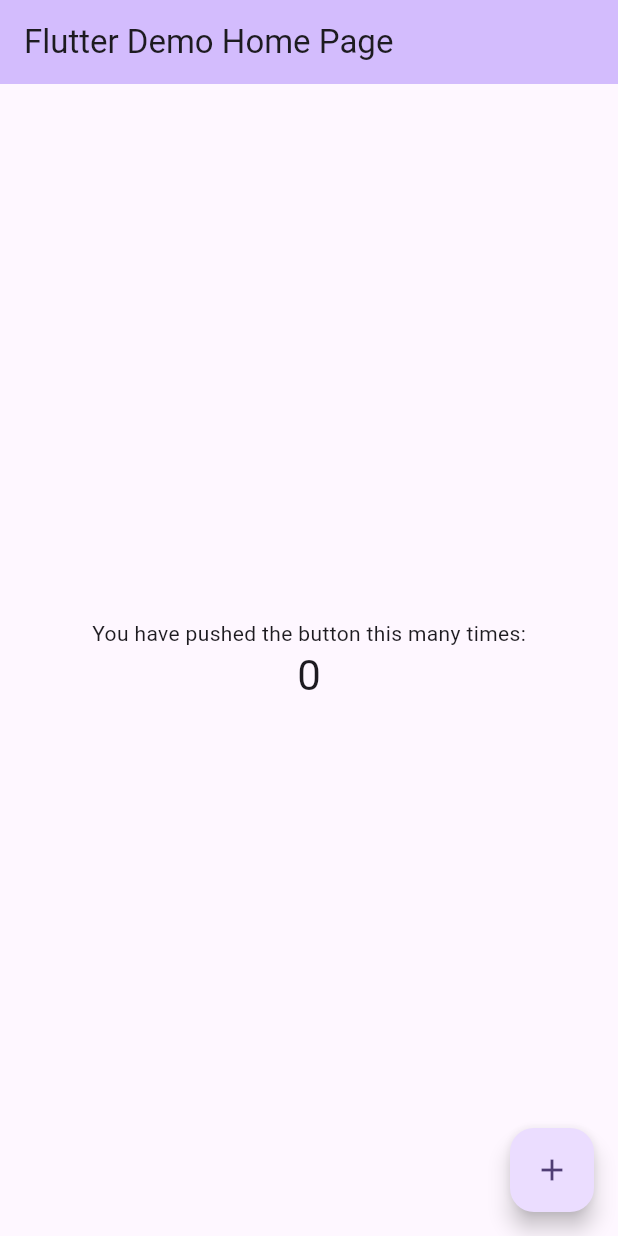
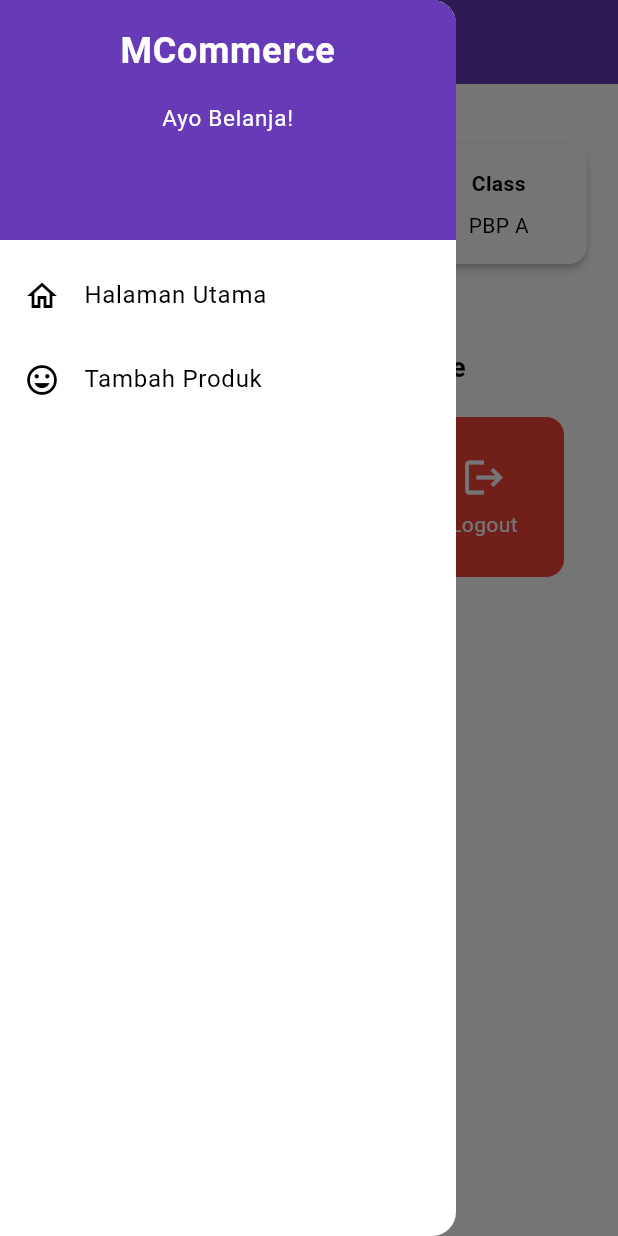
Before and after one commit to MirzaAthallahSalman/mcommerce_mobile, a Flutter app: the screen it shows after launch, with the side drawer open (before the commit the screen has no drawer), on a phone screen of 412 x 824 dp. Run offline on Flutter 3.47's test engine with Material 3 defaults, Android fonts, the light colour scheme and no system bars.

Commit message:
Tugas 8 Done

```diff
--- a/lib/main.dart
+++ b/lib/main.dart
@@ -1,4 +1,5 @@
 import 'package:flutter/material.dart';
+import 'package:mcommerce_mobile/menu.dart';
 
 void main() {
   runApp(const MyApp());
@@ -13,113 +14,12 @@
     return MaterialApp(
       title: 'Flutter Demo',
       theme: ThemeData(
-        // This is the theme of your application.
-        //
-        // TRY THIS: Try running your application with "flutter run". You'll see
-        // the application has a purple toolbar. Then, without quitting the app,
-        // try changing the seedColor in the colorScheme below to Colors.green
-        // and then invoke "hot reload" (save your changes or press the "hot
-        // reload" button in a Flutter-supported IDE, or press "r" if you used
-        // the command line to start the app).
-        //
-        // Notice that the counter didn't reset back to zero; the application
-        // state is not lost during the reload. To reset the state, use hot
-        // restart instead.
-        //
-        // This works for code too, not just values: Most code changes can be
-        // tested with just a hot reload.
-        colorScheme: ColorScheme.fromSeed(seedColor: Colors.deepPurple),
+        colorScheme: ColorScheme.fromSwatch(
+          primarySwatch: Colors.deepPurple,
+        ).copyWith(secondary: Colors.deepPurple[400]),
         useMaterial3: true,
       ),
-      home: const MyHomePage(title: 'Flutter Demo Home Page'),
+      home: MyHomePage(), // Assign MyHomePage to the home property
     );
   }
 }
-
-class MyHomePage extends StatefulWidget {
-  const MyHomePage({super.key, required this.title});
-
-  // This widget is the home page of your application. It is stateful, meaning
-  // that it has a State object (defined below) that contains fields that affect
-  // how it looks.
-
-  // This class is the configuration for the state. It holds the values (in this
-  // case the title) provided by the parent (in this case the App widget) and
-  // used by the build method of the State. Fields in a Widget subclass are
-  // always marked "final".
-
-  final String title;
-
-  @override
-  State<MyHomePage> createState() => _MyHomePageState();
-}
-
-class _MyHomePageState extends State<MyHomePage> {
-  int _counter = 0;
-
-  void _incrementCounter() {
-    setState(() {
-      // This call to setState tells the Flutter framework that something has
-      // changed in this State, which causes it to rerun the build method below
-      // so that the display can reflect the updated values. If we changed
-      // _counter without calling setState(), then the build method would not be
-      // called again, and so nothing would appear to happen.
-      _counter++;
-    });
-  }
-
-  @override
-  Widget build(BuildContext context) {
-    // This method is rerun every time setState is called, for instance as done
-    // by the _incrementCounter method above.
-    //
-    // The Flutter framework has been optimized to make rerunning build methods
-    // fast, so that you can just rebuild anything that needs updating rather
-    // than having to individually change instances of widgets.
-    return Scaffold(
-      appBar: AppBar(
-        // TRY THIS: Try changing the color here to a specific color (to
-        // Colors.amber, perhaps?) and trigger a hot reload to see the AppBar
-        // change color while the other colors stay the same.
-        backgroundColor: Theme.of(context).colorScheme.inversePrimary,
-        // Here we take the value from the MyHomePage object that was created by
-        // the App.build method, and use it to set our appbar title.
-        title: Text(widget.title),
-      ),
-      body: Center(
-        // Center is a layout widget. It takes a single child and positions it
-        // in the middle of the parent.
-        child: Column(
-          // Column is also a layout widget. It takes a list of children and
-          // arranges them vertically. By default, it sizes itself to fit its
-          // children horizontally, and tries to be as tall as its parent.
-          //
-          // Column has various properties to control how it sizes itself and
-          // how it positions its children. Here we use mainAxisAlignment to
-          // center the children vertically; the main axis here is the vertical
-          // axis because Columns are vertical (the cross axis would be
-          // horizontal).
-          //
-          // TRY THIS: Invoke "debug painting" (choose the "Toggle Debug Paint"
-          // action in the IDE, or press "p" in the console), to see the
-          // wireframe for each widget.
-          mainAxisAlignment: MainAxisAlignment.center,
-          children: <Widget>[
-            const Text(
-              'You have pushed the button this many times:',
-            ),
-            Text(
-              '$_counter',
-              style: Theme.of(context).textTheme.headlineMedium,
-            ),
-          ],
-        ),
-      ),
-      floatingActionButton: FloatingActionButton(
-        onPressed: _incrementCounter,
-        tooltip: 'Increment',
-        child: const Icon(Icons.add),
-      ), // This trailing comma makes auto-formatting nicer for build methods.
-    );
-  }
-}
--- /dev/null
+++ b/lib/menu.dart
@@ -0,0 +1,165 @@
+import 'package:flutter/material.dart';
+import 'package:mcommerce_mobile/widgets/left_drawer.dart';
+import 'package:mcommerce_mobile/productentry_form.dart';
+
+class MyHomePage extends StatelessWidget {
+  MyHomePage({super.key});
+
+  final String npm = '2306209681'; // NPM
+  final String name = 'Mirza Athallah Salman'; // Nama
+  final String className = 'PBP A'; // Kelas
+
+  final List<ItemHomepage> items = [
+    ItemHomepage("Lihat Produk", Icons.mood, Colors.green),
+    ItemHomepage("Tambah Produk", Icons.add, Colors.blue),
+    ItemHomepage("Logout", Icons.logout, Colors.red),
+  ];
+
+  @override
+  Widget build(BuildContext context) {
+    return Scaffold(
+      appBar: AppBar(
+        title: const Text(
+          'MCommerce',
+          style: TextStyle(
+            color: Colors.white,
+            fontWeight: FontWeight.bold,
+          ),
+        ),
+        backgroundColor: Theme.of(context).colorScheme.primary,
+        iconTheme: const IconThemeData(color: Colors.white),
+      ),
+      drawer: const LeftDrawer(),
+      body: Padding(
+        padding: const EdgeInsets.all(16.0),
+        child: Column(
+          crossAxisAlignment: CrossAxisAlignment.center,
+          children: [
+            Row(
+              mainAxisAlignment: MainAxisAlignment.spaceEvenly,
+              children: [
+                InfoCard(title: 'NPM', content: npm),
+                InfoCard(title: 'Name', content: name),
+                InfoCard(title: 'Class', content: className),
+              ],
+            ),
+            const SizedBox(height: 16.0),
+            Center(
+              child: Column(
+                children: [
+                  const Padding(
+                    padding: EdgeInsets.only(top: 16.0),
+                    child: Text(
+                      'Welcome to MCommerce',
+                      style: TextStyle(
+                        fontWeight: FontWeight.bold,
+                        fontSize: 18.0,
+                      ),
+                    ),
+                  ),
+                  GridView.count(
+                    primary: true,
+                    padding: const EdgeInsets.all(20),
+                    crossAxisSpacing: 10,
+                    mainAxisSpacing: 10,
+                    crossAxisCount: 3,
+                    shrinkWrap: true,
+                    children: items.map((ItemHomepage item) {
+                      return ItemCard(item);
+                    }).toList(),
+                  ),
+                ],
+              ),
+            ),
+          ],
+        ),
+      ),
+    );
+  }
+}
+
+class InfoCard extends StatelessWidget {
+  final String title;
+  final String content;
+
+  const InfoCard({super.key, required this.title, required this.content});
+
+  @override
+  Widget build(BuildContext context) {
+    return Card(
+      elevation: 2.0,
+      child: Container(
+        width: MediaQuery.of(context).size.width / 3.5,
+        padding: const EdgeInsets.all(16.0),
+        child: Column(
+          children: [
+            Text(
+              title,
+              style: const TextStyle(fontWeight: FontWeight.bold),
+            ),
+            const SizedBox(height: 8.0),
+            Text(content),
+          ],
+        ),
+      ),
+    );
+  }
+}
+
+class ItemHomepage {
+  final String name;
+  final IconData icon;
+  final Color color;
+
+  ItemHomepage(this.name, this.icon, this.color);
+}
+
+class ItemCard extends StatelessWidget {
+  final ItemHomepage item;
+
+  const ItemCard(this.item, {super.key});
+
+  @override
+  Widget build(BuildContext context) {
+    return Material(
+      color: item.color,
+      borderRadius: BorderRadius.circular(12),
+      child: InkWell(
+        onTap: () {
+          ScaffoldMessenger.of(context)
+            ..hideCurrentSnackBar()
+            ..showSnackBar(
+              SnackBar(content: Text("Kamu telah menekan tombol ${item.name}!")),
+            );
+          if (item.name == "Tambah Produk") {
+            Navigator.push(
+              context,
+              MaterialPageRoute(builder: (context) => ProductEntryFormPage()),
+            );
+          }
+        },
+        child: Container(
+          padding: const EdgeInsets.all(8),
+          child: Center(
+            child: Column(
+              mainAxisAlignment: MainAxisAlignment.center,
+              children: [
+                Icon(
+                  item.icon,
+                  color: Colors.white,
+                  size: 30.0,
+                ),
+                const Padding(padding: EdgeInsets.all(3)),
+                Text(
+                  item.name,
+                  textAlign: TextAlign.center,
+                  style: const TextStyle(color: Colors.white),
+                ),
+              ],
+            ),
+          ),
+        ),
+      ),
+    );
+  }
+}
--- /dev/null
+++ b/lib/widgets/left_drawer.dart
@@ -0,0 +1,69 @@
+import 'package:flutter/material.dart';
+import 'package:mcommerce_mobile/menu.dart';
+import 'package:mcommerce_mobile/productentry_form.dart';
+
+class LeftDrawer extends StatelessWidget {
+  const LeftDrawer({super.key});
+
+  @override
+  Widget build(BuildContext context) {
+    return Drawer(
+      child: ListView(
+        children: [
+          DrawerHeader(
+            decoration: BoxDecoration(
+              color: Theme.of(context).colorScheme.primary,
+            ),
+            child: const Column(
+              children: [
+                Text(
+                  'MCommerce',
+                  textAlign: TextAlign.center,
+                  style: TextStyle(
+                    fontSize: 24,
+                    fontWeight: FontWeight.bold,
+                    color: Colors.white,
+                  ),
+                ),
+                Padding(padding: EdgeInsets.all(8)),
+                Text(
+                  "Ayo Belanja!",
+                  textAlign: TextAlign.center,
+                  style: TextStyle(
+                    fontSize: 15,
+                    fontWeight: FontWeight.normal,
+                    color: Colors.white,
+                  ),
+                ),
+              ],
+            ),
+          ),
+          ListTile(
+            leading: const Icon(Icons.home_outlined),
+            title: const Text('Halaman Utama'),
+            // Bagian redirection ke MyHomePage
+            onTap: () {
+              Navigator.pushReplacement(
+                  context,
+                  MaterialPageRoute(
+                    builder: (context) => MyHomePage(),
+                  ));
+            },
+          ),
+          ListTile(
+            leading: const Icon(Icons.mood),
+            title: const Text('Tambah Produk'),
+            // Bagian redirection ke MoodEntryFormPage
+            onTap: () {
+              Navigator.pushReplacement(
+                  context,
+                  MaterialPageRoute(
+                    builder: (context) => ProductEntryFormPage(),
+                  ));
+            },
+          ),
+        ],
+      ),
+    );
+  }
+}
```
Also changed, not shown: lib/productentry_form.dart (added, +161 -0 lines).
